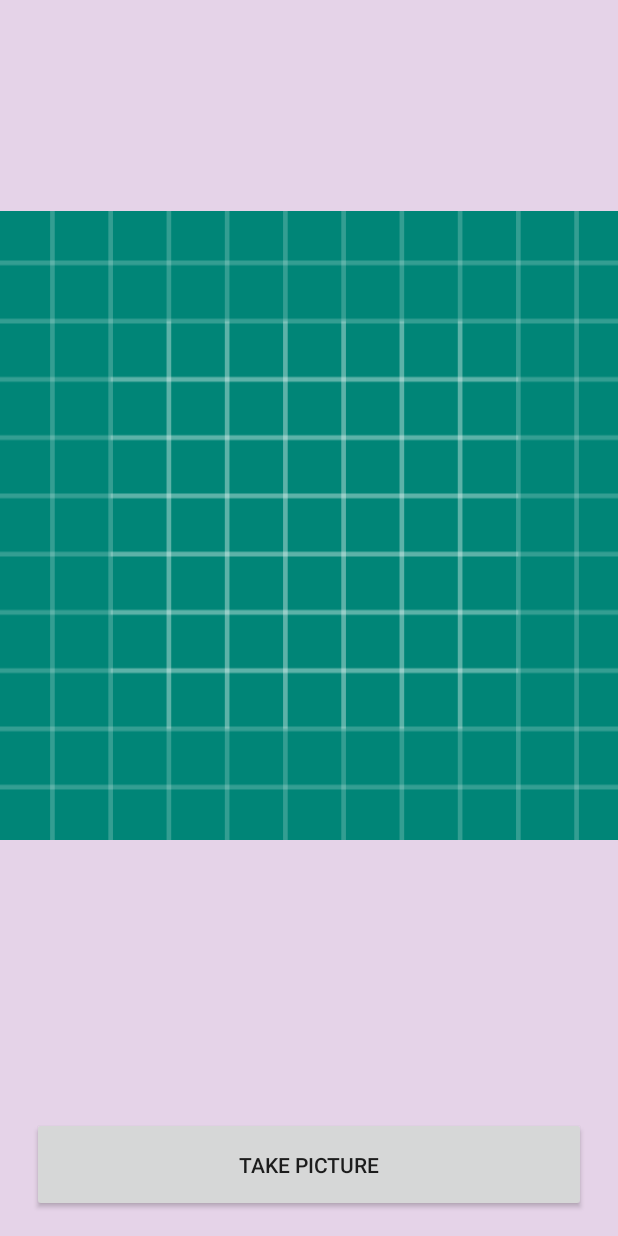
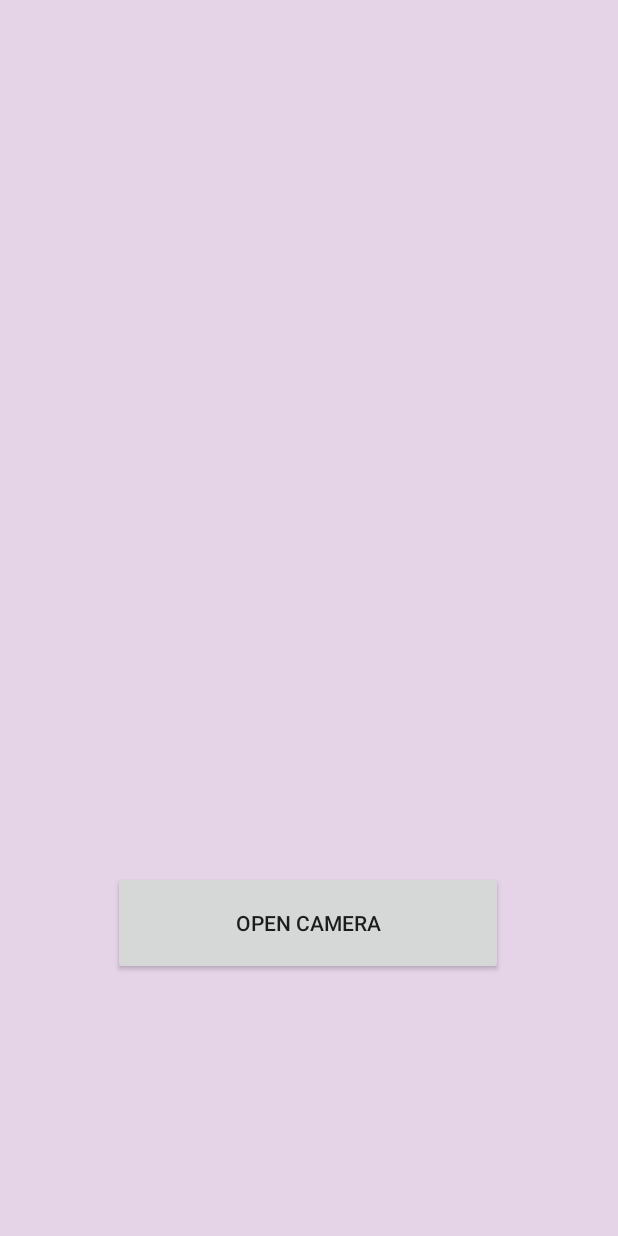
Before and after one commit to CM3110-2019/coursework-submission-team-2, an Android app: the face_scan screen opened directly, with no data from a screen before it, on a phone screen of 412 x 824 dp. Run offline under Robolectric (Android 15) with nearby library versions, the phone set to English and light mode, and no system bars.

Commit message:
finished code to take picture from camera and show user -- need to remap create new page button

```diff
--- a/app/src/main/java/com/example/moodvie/face_scan.java
+++ b/app/src/main/java/com/example/moodvie/face_scan.java
@@ -5,10 +5,13 @@ import android.app.Activity;
 import android.content.Intent;
 import android.content.pm.PackageManager;
 import android.graphics.Bitmap;
+import android.os.Build;
 import android.os.Bundle;
 import android.provider.MediaStore;
 import android.view.View;
+import android.widget.ImageView;
 
+import androidx.annotation.RequiresApi;
 import androidx.appcompat.app.AppCompatActivity;
 import androidx.core.app.ActivityCompat;
 import androidx.core.content.ContextCompat;
@@ -17,23 +20,56 @@ import androidx.core.content.ContextCompat;
 public class face_scan extends AppCompatActivity
 {
     functions _functions = new functions();
-
+    private ImageView mimageView;
+    private static final int REQUEST_IMAGE_CAPTURE = 101;
     protected <T extends View> T getView(int id) { return super.findViewById(id); }
     @Override
     protected void onCreate(Bundle savedInstanceState)
     {
         super.onCreate(savedInstanceState);
         setContentView(R.layout.face_scan);
-
+        mimageView = findViewById(R.id.camera);
         getView(R.id.takePicture).setOnClickListener(new View.OnClickListener()
         {
+            @RequiresApi(api = Build.VERSION_CODES.M)
             @Override
             public void onClick(View view)
             {
                 if(_functions.checkCameraHardware(getApplicationContext()))
-                    _functions.createMessage(getApplicationContext(), "got a camera");
+                {
+                    if (checkSelfPermission(Manifest.permission.CAMERA) != PackageManager.PERMISSION_GRANTED)
+                        ActivityCompat.requestPermissions(face_scan.this, new String[]{Manifest.permission.CAMERA}, 1);
+                    else
+                        takePicture(view);
+                }
+                else
+                    _functions.createMessage(getApplicationContext(), "No Camera Available");
             }
+
+
         });
+
+
+    }
+    public void takePicture(View view)
+    {
+        Intent imageTakeIntent = new Intent(MediaStore.ACTION_IMAGE_CAPTURE);
+        if(imageTakeIntent.resolveActivity(getPackageManager())!= null)
+        {
+            startActivityForResult(imageTakeIntent, REQUEST_IMAGE_CAPTURE);
+        }
+    }
+
+    @Override
+    protected void onActivityResult(int requestCode, int resultCode, Intent data){
+        if(requestCode==REQUEST_IMAGE_CAPTURE &&resultCode==RESULT_OK)
+        {
+            mimageView.setVisibility(View.VISIBLE);
+            Bundle extras = data.getExtras();
+            Bitmap imageBitmap = (Bitmap) extras.get("data");
+            mimageView.setImageBitmap(imageBitmap);
+            findViewById(R.id.use_image).setVisibility(View.VISIBLE);
+        }
     }
 
 }
--- a/app/src/main/res/layout/face_scan.xml
+++ b/app/src/main/res/layout/face_scan.xml
@@ -10,23 +10,45 @@
 
     <Button
         android:id="@+id/takePicture"
-        android:layout_width="369dp"
-        android:layout_height="63dp"
-        android:layout_marginBottom="16dp"
+        android:layout_width="260dp"
+        android:layout_height="69dp"
+        android:layout_marginTop="8dp"
+        android:layout_marginBottom="124dp"
         android:text="@string/take_picture_button"
         app:layout_constraintBottom_toBottomOf="parent"
         app:layout_constraintEnd_toEndOf="parent"
-        app:layout_constraintStart_toStartOf="parent" />
+        app:layout_constraintHorizontal_bias="0.496"
+        app:layout_constraintStart_toStartOf="parent"
+        app:layout_constraintTop_toBottomOf="@+id/camera" />
 
 
     <ImageView
         android:id="@+id/camera"
-        android:layout_width="419dp"
-        android:layout_height="604dp"
-        android:layout_marginTop="48dp"
+        android:layout_width="414dp"
+        android:layout_height="522dp"
         android:contentDescription="@string/image_description"
         android:src="@drawable/ic_launcher_background"
+        android:visibility="invisible"
+        app:layout_constraintEnd_toEndOf="parent"
         app:layout_constraintStart_toStartOf="parent"
         app:layout_constraintTop_toTopOf="parent" />
 
+    <Button
+        android:id="@+id/use_image"
+        android:layout_width="108dp"
+        android:layout_height="67dp"
+        android:layout_marginStart="8dp"
+        android:layout_marginLeft="8dp"
+        android:layout_marginTop="8dp"
+        android:layout_marginEnd="8dp"
+        android:layout_marginRight="8dp"
+        android:layout_marginBottom="8dp"
+        android:text="@string/use_this"
+        android:visibility="invisible"
+        app:layout_constraintBottom_toBottomOf="parent"
+        app:layout_constraintEnd_toEndOf="parent"
+        app:layout_constraintHorizontal_bias="0.498"
+        app:layout_constraintStart_toStartOf="parent"
+        app:layout_constraintTop_toBottomOf="@+id/takePicture" />
+
 </androidx.constraintlayout.widget.ConstraintLayout>
--- a/app/src/main/res/values/strings.xml
+++ b/app/src/main/res/values/strings.xml
@@ -11,6 +11,8 @@
     <string name="create_account_button">Create Your Account</string>
     <string name="image_description">Moodvie Logo</string>
     <string name="title_activity_face_scan">faceScan</string>
-    <string name="take_picture_button">Take Picture</string>
+    <string name="take_picture_button">Open Camera</string>
     <string name="scan_header">Mood Scanner</string>
+    <string name="use_this">Use Image</string>
+
 </resources>
```
Also changed, not shown: app/src/main/AndroidManifest.xml (+5 -4 lines), 6 other files.
